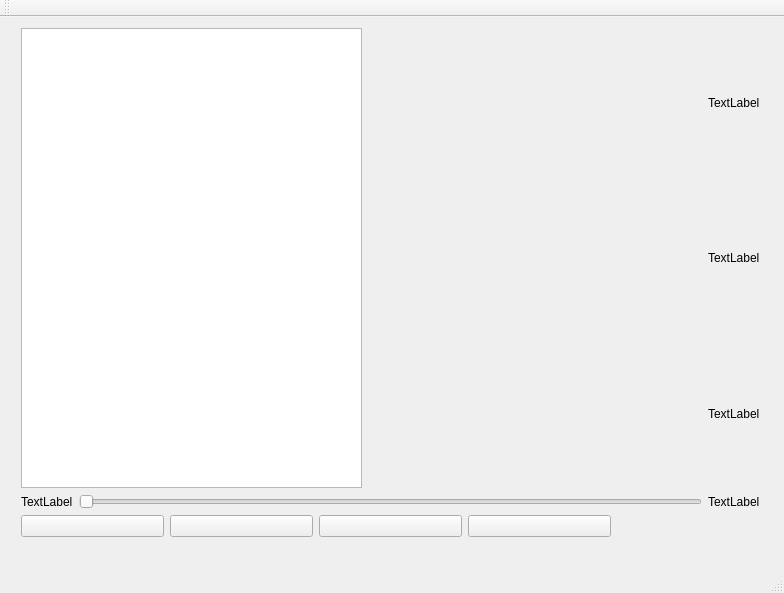
Qt form client/mainwindow.ui (werew/mpv-gui) before a commit.
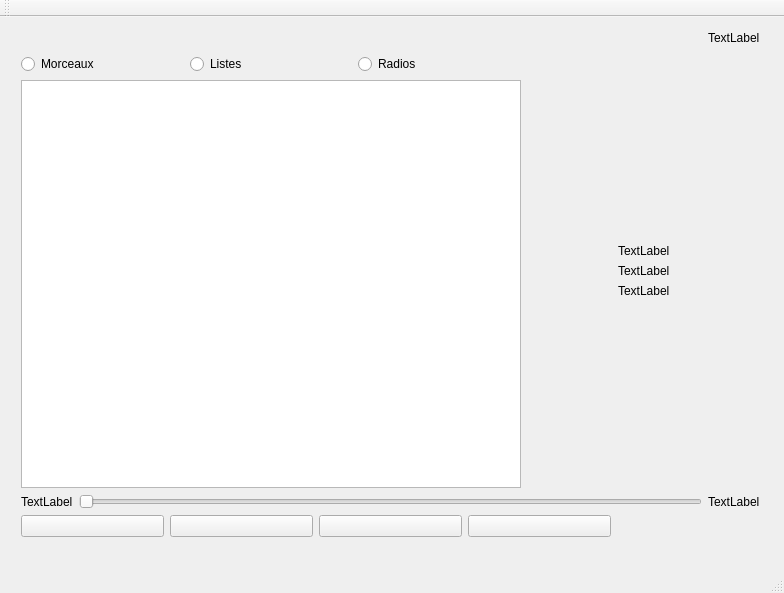
The same form after that commit. Icons and pictures are not drawn. Custom widgets are drawn as their Qt base class.

Commit message: Add radiobutton and change display

```diff
--- a/client/mainwindow.ui
+++ b/client/mainwindow.ui
@@ -24,12 +24,68 @@
      </rect>
     </property>
     <layout class="QVBoxLayout" name="verticalLayout">
+     <item>
+      <layout class="QHBoxLayout" name="horizontalLayout_4">
+       <item>
+        <spacer name="horizontalSpacer_3">
+         <property name="orientation">
+          <enum>Qt::Horizontal</enum>
+         </property>
+         <property name="sizeHint" stdset="0">
+          <size>
+           <width>40</width>
+           <height>20</height>
+          </size>
+         </property>
+        </spacer>
+       </item>
+       <item>
+        <widget class="QLabel" name="clientCount">
+         <property name="text">
+          <string>TextLabel</string>
+         </property>
+        </widget>
+       </item>
+      </layout>
+     </item>
      <item>
       <layout class="QHBoxLayout" name="horizontalLayout">
        <item>
         <layout class="QVBoxLayout" name="verticalLayout_3">
          <item>
-          <widget class="QListWidget" name="liste"/>
+          <layout class="QHBoxLayout" name="horizontalLayout_5">
+           <item>
+            <widget class="QRadioButton" name="morceaux">
+             <property name="text">
+              <string>Morceaux</string>
+             </property>
+            </widget>
+           </item>
+           <item>
+            <widget class="QRadioButton" name="listes">
+             <property name="text">
+              <string>Listes</string>
+             </property>
+            </widget>
+           </item>
+           <item>
+            <widget class="QRadioButton" name="radios">
+             <property name="text">
+              <string>Radios</string>
+             </property>
+            </widget>
+           </item>
+          </layout>
+         </item>
+         <item>
+          <widget class="QListWidget" name="liste">
+           <property name="minimumSize">
+            <size>
+             <width>500</width>
+             <height>300</height>
+            </size>
+           </property>
+          </widget>
          </item>
         </layout>
        </item>
@@ -48,6 +104,19 @@
        </item>
        <item>
         <layout class="QVBoxLayout" name="verticalLayout_4">
+         <item>
+          <spacer name="verticalSpacer">
+           <property name="orientation">
+            <enum>Qt::Vertical</enum>
+           </property>
+           <property name="sizeHint" stdset="0">
+            <size>
+             <width>20</width>
+             <height>40</height>
+            </size>
+           </property>
+          </spacer>
+         </item>
          <item>
           <widget class="QLabel" name="trackName">
            <property name="text">
@@ -69,8 +138,34 @@
            </property>
           </widget>
          </item>
+         <item>
+          <spacer name="verticalSpacer_2">
+           <property name="orientation">
+            <enum>Qt::Vertical</enum>
+           </property>
+           <property name="sizeHint" stdset="0">
+            <size>
+             <width>20</width>
+             <height>40</height>
+            </size>
+           </property>
+          </spacer>
+         </item>
         </layout>
        </item>
+       <item>
+        <spacer name="horizontalSpacer_2">
+         <property name="orientation">
+          <enum>Qt::Horizontal</enum>
+         </property>
+         <property name="sizeHint" stdset="0">
+          <size>
+           <width>40</width>
+           <height>20</height>
+          </size>
+         </property>
+        </spacer>
+       </item>
       </layout>
      </item>
      <item>
```
